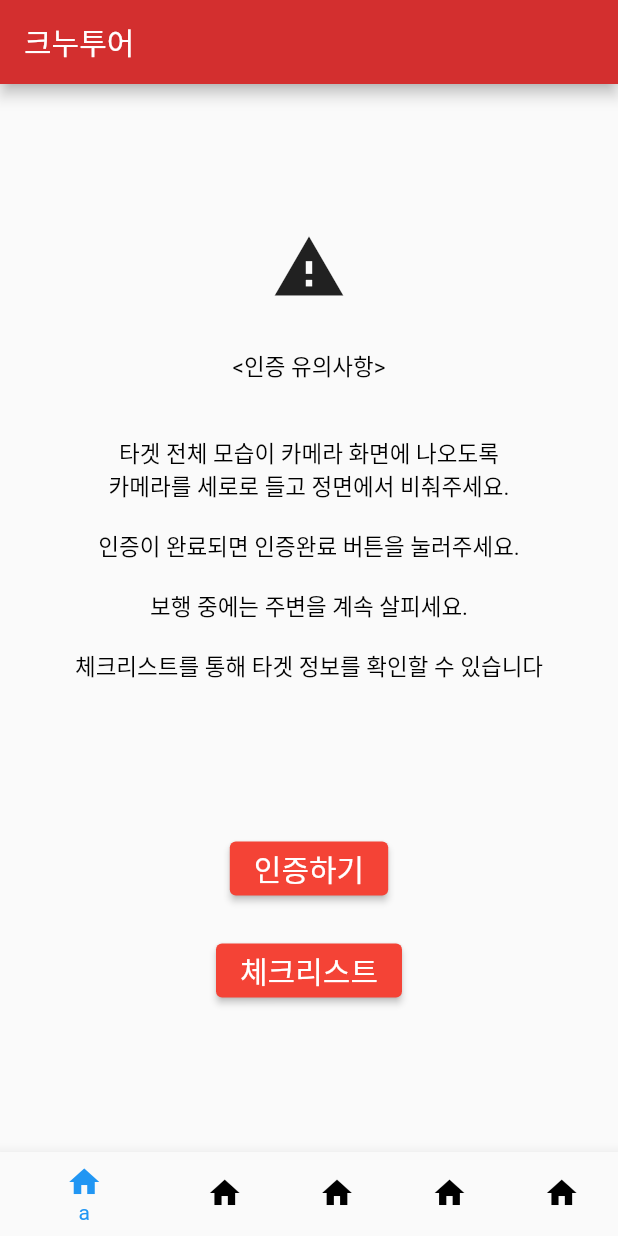
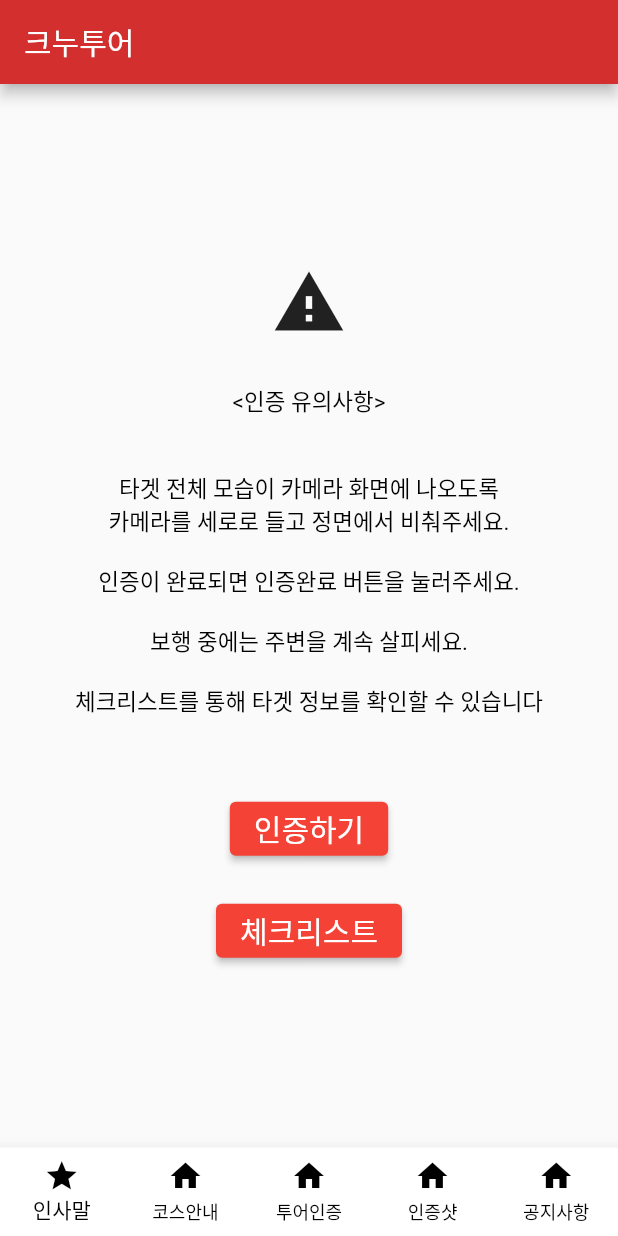
Before and after one commit to bm0228/KNU_20221_TEAM6, a Flutter app: the screen it shows after launch, on a phone screen of 412 x 824 dp. Run offline on Flutter 3.47's test engine with Material 2 defaults, Android fonts, the phone set to English and light mode, and no system bars; our stand-ins replace camera, fluttertoast, geolocator, permission_handler, webview_flutter; missing offline and left inert: tflite.

Commit message:
하단바 수정

```diff
--- a/flutter/detect/lib/home.dart
+++ b/flutter/detect/lib/home.dart
@@ -25,7 +25,7 @@ class _homeState extends State<home> {
             '<인증 유의사항>\n\n\n타겟 전체 모습이 카메라 화면에 나오도록\n카메라를 세로로 들고 정면에서 비춰주세요.\n\n인증이 완료되면 인증완료 버튼을 눌러주세요.\n\n보행 중에는 주변을 계속 살피세요.\n\n체크리스트를 통해 타겟 정보를 확인할 수 있습니다',
             style: TextStyle(color: Colors.black, fontSize: 15.0),
             textAlign: TextAlign.center),
-        SizedBox(height: 100.0),
+        SizedBox(height: 50.0),
         ElevatedButton(
             onPressed: () {
               //인증하기(카메라 화면)으로 전환
@@ -49,9 +49,11 @@ class _homeState extends State<home> {
             style: ElevatedButton.styleFrom(primary: Colors.red))
       ])),
       bottomNavigationBar: BottomNavigationBar(
-        backgroundColor: Colors.grey,
-        selectedItemColor: Colors.blue,
+        backgroundColor: Colors.white,
+        selectedItemColor: Colors.black,
         unselectedItemColor: Colors.black,
+        showUnselectedLabels: true,
+        type: BottomNavigationBarType.fixed,
         onTap: (int index) {
           switch (index) {
             case 0:
@@ -81,11 +83,11 @@ class _homeState extends State<home> {
           }
         },
         items: [
-          BottomNavigationBarItem(icon: Icon(Icons.home), label: 'a'),
-          BottomNavigationBarItem(icon: Icon(Icons.home), label: 'b'),
-          BottomNavigationBarItem(icon: Icon(Icons.home), label: 'c'),
-          BottomNavigationBarItem(icon: Icon(Icons.home), label: 'd'),
-          BottomNavigationBarItem(icon: Icon(Icons.home), label: 'e')
+          BottomNavigationBarItem(icon: Icon(Icons.star), label: '인사말'),
+          BottomNavigationBarItem(icon: Icon(Icons.home), label: '코스안내'),
+          BottomNavigationBarItem(icon: Icon(Icons.home), label: '투어인증'),
+          BottomNavigationBarItem(icon: Icon(Icons.home), label: '인증샷'),
+          BottomNavigationBarItem(icon: Icon(Icons.home), label: '공지사항')
         ],
       ),
     );
```
